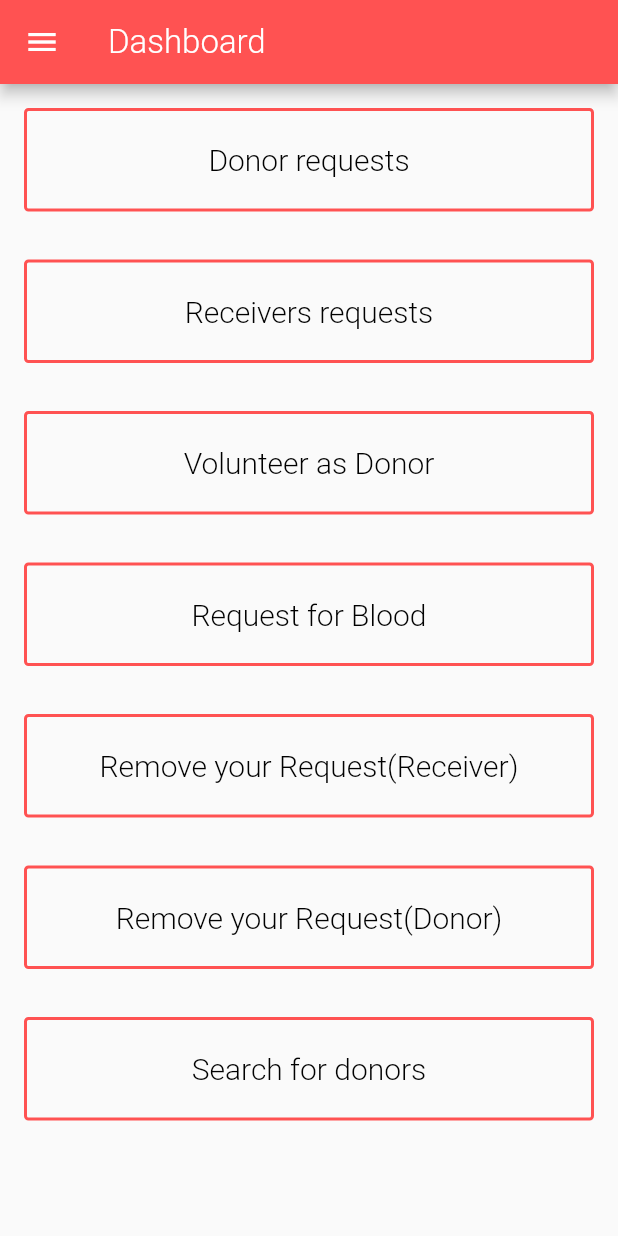
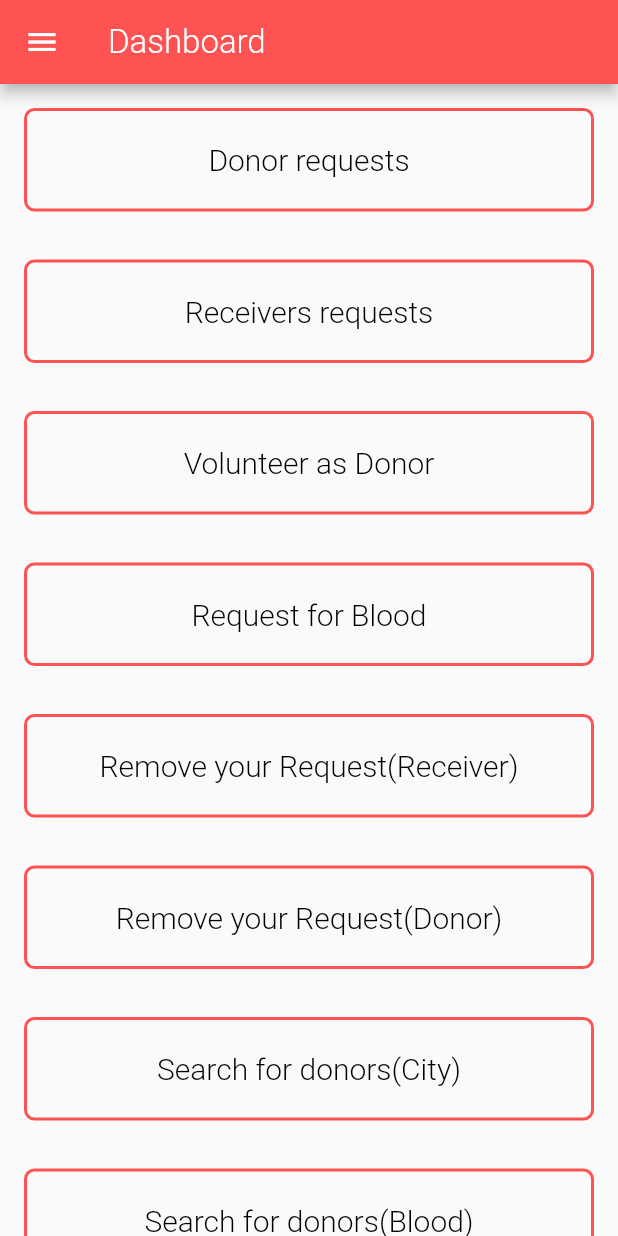
Before and after one commit to codeflash3/blooddonationapp, a Flutter app: the screen it shows after launch, after a tap on the "arrow back ios" icon, on a phone screen of 412 x 824 dp. Run offline on Flutter 3.47's test engine with Material 2 defaults, Android fonts, the phone set to English and light mode, and no system bars; our stand-ins replace cloud_firestore, firebase_auth, firebase_core, modal_progress_hud_nsn; accounts and stored records are empty.

Commit message:
minimal changes

```diff
--- a/lib/screens/dashboard.dart
+++ b/lib/screens/dashboard.dart
@@ -1,6 +1,7 @@
 import 'package:blood_donation/DBTabs/drequests.dart';
 import 'package:blood_donation/DBTabs/faqs.dart';
 import 'package:blood_donation/DBTabs/receivertab.dart';
+import 'package:blood_donation/DBTabs/searchblood.dart';
 import 'package:flutter/cupertino.dart';
 import 'package:flutter/material.dart';
 import 'package:firebase_auth/firebase_auth.dart';
@@ -29,7 +30,7 @@ class _DashboardState extends State<Dashboard> {
 
   void getCurrentUser() async {
     try {
-      final user = await _auth.currentUser;
+      final user = _auth.currentUser;
       if (user != null) {
         loggedInUser = user;
       }
@@ -38,6 +39,7 @@ class _DashboardState extends State<Dashboard> {
     }
   }
 
+  @override
   Widget build(BuildContext context) {
     return Scaffold(
       appBar: AppBar(
@@ -123,7 +125,7 @@ class _DashboardState extends State<Dashboard> {
                       color: Colors.redAccent,
                       width: 2,
                     ),
-                    borderRadius: BorderRadius.circular(3.0),
+                    borderRadius: BorderRadius.circular(7),
                   ),
                   height: 69.0,
                   child: const Center(
@@ -151,7 +153,7 @@ class _DashboardState extends State<Dashboard> {
                       color: Colors.redAccent,
                       width: 2,
                     ),
-                    borderRadius: BorderRadius.circular(3.0),
+                    borderRadius: BorderRadius.circular(7.0),
                   ),
                   height: 69.0,
                   child: const Center(
@@ -179,7 +181,7 @@ class _DashboardState extends State<Dashboard> {
                       color: Colors.redAccent,
                       width: 2,
                     ),
-                    borderRadius: BorderRadius.circular(3.0),
+                    borderRadius: BorderRadius.circular(7.0),
                   ),
                   height: 69.0,
                   child: const Center(
@@ -207,7 +209,7 @@ class _DashboardState extends State<Dashboard> {
                       color: Colors.redAccent,
                       width: 2,
                     ),
-                    borderRadius: BorderRadius.circular(3.0),
+                    borderRadius: BorderRadius.circular(7.0),
                   ),
                   height: 69.0,
                   child: const Center(
@@ -235,7 +237,7 @@ class _DashboardState extends State<Dashboard> {
                       color: Colors.redAccent,
                       width: 2,
                     ),
-                    borderRadius: BorderRadius.circular(3.0),
+                    borderRadius: BorderRadius.circular(7.0),
                   ),
                   height: 69.0,
                   child: const Center(
@@ -255,7 +257,7 @@ class _DashboardState extends State<Dashboard> {
               padding: const EdgeInsets.all(8.0),
               child: TextButton(
                 onPressed: () {
-                  Navigator.pushNamed(context, deletedonor.id);
+                  Navigator.pushNamed(context, Deletedonor.id);
                 },
                 child: Container(
                   decoration: BoxDecoration(
@@ -263,7 +265,7 @@ class _DashboardState extends State<Dashboard> {
                       color: Colors.redAccent,
                       width: 2,
                     ),
-                    borderRadius: BorderRadius.circular(3.0),
+                    borderRadius: BorderRadius.circular(7.0),
                   ),
                   height: 69.0,
                   child: const Center(
@@ -291,12 +293,40 @@ class _DashboardState extends State<Dashboard> {
                       color: Colors.redAccent,
                       width: 2,
                     ),
-                    borderRadius: BorderRadius.circular(3.0),
+                    borderRadius: BorderRadius.circular(7.0),
                   ),
                   height: 69.0,
                   child: const Center(
                     child: Text(
-                      'Search for donors',
+                      'Search for donors(City)',
+                      style: TextStyle(
+                        fontSize: 20.0,
+                        fontWeight: FontWeight.w300,
+                        color: Colors.black,
+                      ),
+                    ),
+                  ),
+                ),
+              ),
+            ),
+            Padding(
+              padding: const EdgeInsets.all(8.0),
+              child: TextButton(
+                onPressed: () {
+                  Navigator.pushNamed(context, Searchblood.id);
+                },
+                child: Container(
+                  decoration: BoxDecoration(
+                    border: Border.all(
+                      color: Colors.redAccent,
+                      width: 2,
+                    ),
+                    borderRadius: BorderRadius.circular(7.0),
+                  ),
+                  height: 69.0,
+                  child: const Center(
+                    child: Text(
+                      'Search for donors(Blood)',
                       style: TextStyle(
                         fontSize: 20.0,
                         fontWeight: FontWeight.w300,
```
